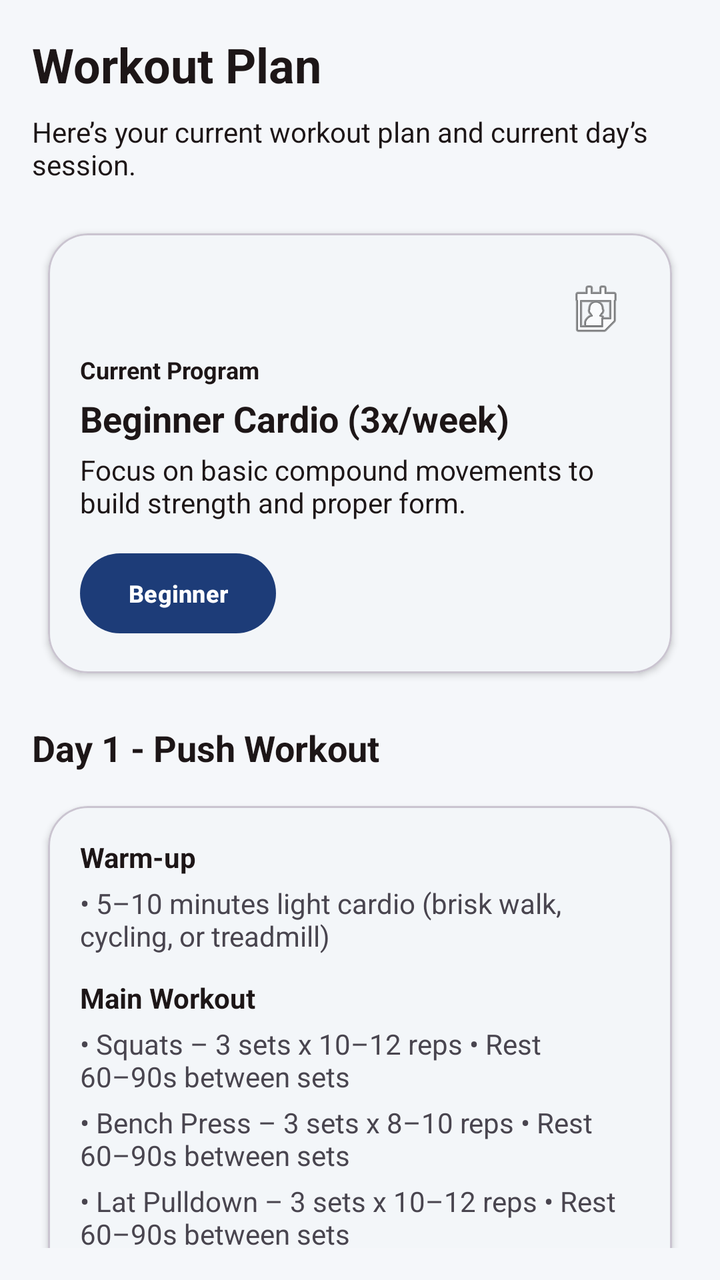
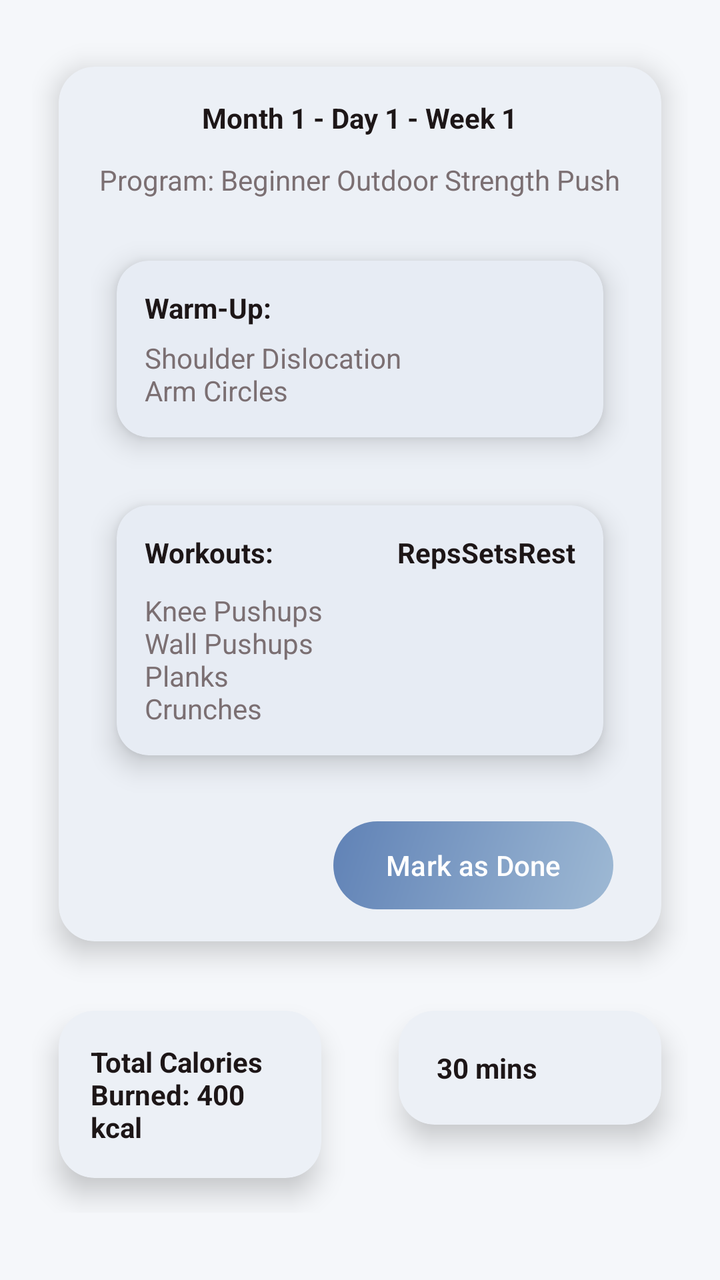

Two renders of the same Android screen: before a commit and after it. Below are the layout's source before the change and the commit's diff.
<!-- AndroidManifest.xml: application theme Theme.FlexiFitApp -->
<!-- res/layout/fragment_workout.xml -->
<?xml version="1.0" encoding="utf-8"?>
<androidx.core.widget.NestedScrollView xmlns:android="http://schemas.android.com/apk/res/android"
    xmlns:app="http://schemas.android.com/apk/res-auto"
    android:layout_width="match_parent"
    android:layout_height="match_parent"
    android:fillViewport="true"
    android:padding="16dp">

    <LinearLayout
        android:layout_width="match_parent"
        android:layout_height="wrap_content"
        android:orientation="vertical">

        
        <TextView
            android:id="@+id/tv_my_workout_title"
            android:layout_width="wrap_content"
            android:layout_height="wrap_content"
            android:text="Workout Plan"
            android:textSize="24sp"
            android:textStyle="bold"
            android:textColor="@color/textPrimary"
            android:paddingBottom="8dp" />

        <TextView
            android:id="@+id/tv_my_workout_subtitle"
            android:layout_width="wrap_content"
            android:layout_height="wrap_content"
            android:text="Here’s your current workout plan and current day’s session."
            android:textSize="14sp"
            android:textColor="@color/textPrimary"
            android:paddingBottom="16dp" />

        

        
        <com.google.android.material.card.MaterialCardView
            android:id="@+id/card_current_program"
            android:layout_width="match_parent"
            android:layout_height="wrap_content"
            android:layout_marginBottom="16dp"
            app:cardCornerRadius="20dp"
            app:cardUseCompatPadding="true"
            app:cardElevation="2dp">

            <LinearLayout
                android:layout_width="match_parent"
                android:layout_height="wrap_content"
                android:orientation="vertical"
                android:padding="16dp">

                <ImageButton
                    android:id="@+id/btnOpenCalendar"
                    android:layout_width="44dp"
                    android:layout_height="44dp"
                    android:layout_gravity="end"
                    android:background="@android:color/transparent"
                    android:contentDescription="Open Calendar"
                    android:src="@android:drawable/ic_menu_my_calendar"
                    app:layout_constraintEnd_toEndOf="parent"
                    app:layout_constraintTop_toTopOf="parent" />

                <TextView
                    android:id="@+id/tv_current_program_label"
                    android:layout_width="wrap_content"
                    android:layout_height="wrap_content"
                    android:text="Current Program"
                    android:textSize="12sp"
                    android:textStyle="bold"
                    android:textColor="@color/textPrimary" />

                <TextView
                    android:id="@+id/tv_current_program_name"
                    android:layout_width="wrap_content"
                    android:layout_height="wrap_content"
                    android:text="Beginner Cardio (3x/week)"
                    android:textSize="18sp"
                    android:textStyle="bold"
                    android:textColor="@color/textPrimary"
                    android:paddingTop="4dp"
                    android:paddingBottom="4dp" />

                <TextView
                    android:id="@+id/tv_current_program_details"
                    android:layout_width="match_parent"
                    android:layout_height="wrap_content"
                    android:text="Focus on basic compound movements to build strength and proper form."
                    android:textSize="14sp"
                    android:textColor="@color/textPrimary" />

                <com.google.android.material.button.MaterialButton
                    android:id="@+id/tv_current_program_level"
                    android:layout_width="wrap_content"
                    android:layout_height="wrap_content"
                    android:layout_marginTop="12dp"
                    android:text="Beginner"
                    android:textSize="12sp"
                    android:textStyle="bold"
                    android:textColor="@android:color/white"
                    android:paddingStart="24dp"
                    android:paddingEnd="24dp"
                    android:paddingTop="6dp"
                    android:paddingBottom="6dp"
                    app:cornerRadius="50dp"
                    app:backgroundTint="#1D3C78"
                    app:iconGravity="textStart"
                    android:elevation="0dp"/>

            </LinearLayout>

        </com.google.android.material.card.MaterialCardView>

        
        <TextView
            android:id="@+id/tv_today_title"
            android:layout_width="wrap_content"
            android:layout_height="wrap_content"
            android:text="Day 1 - Push Workout"
            android:textSize="18sp"
            android:textStyle="bold"
            android:textColor="@color/textPrimary"
            android:paddingBottom="8dp" />

        <com.google.android.material.card.MaterialCardView
            android:id="@+id/card_today_workout"
            android:layout_width="match_parent"
            android:layout_height="wrap_content"
            android:layout_marginBottom="16dp"
            app:cardCornerRadius="20dp"
            app:cardUseCompatPadding="true"
            app:cardElevation="2dp">

            <LinearLayout
                android:layout_width="match_parent"
                android:layout_height="wrap_content"
                android:orientation="vertical"
                android:padding="16dp">

                
                <TextView
                    android:layout_width="wrap_content"
                    android:layout_height="wrap_content"
                    android:text="Warm-up"
                    android:textSize="14sp"
                    android:textStyle="bold"
                    android:textColor="@color/textPrimary"
                    android:paddingBottom="4dp" />

                <TextView
                    android:layout_width="match_parent"
                    android:layout_height="wrap_content"
                    android:text="• 5–10 minutes light cardio (brisk walk, cycling, or treadmill)"
                    android:textSize="14sp"
                    android:paddingBottom="12dp" />

                

                <TextView
                    android:layout_width="wrap_content"
                    android:layout_height="wrap_content"
                    android:text="Main Workout"
                    android:textSize="14sp"
                    android:textStyle="bold"
                    android:textColor="@color/textPrimary"
                    android:paddingBottom="4dp" />

                <TextView
                    android:layout_width="match_parent"
                    android:layout_height="wrap_content"
                    android:text="• Squats – 3 sets x 10–12 reps • Rest 60–90s between sets"
                    android:textSize="14sp"
                    android:paddingBottom="4dp" />

                <TextView
                    android:layout_width="match_parent"
                    android:layout_height="wrap_content"
                    android:text="• Bench Press – 3 sets x 8–10 reps • Rest 60–90s between sets"
                    android:textSize="14sp"
                    android:paddingBottom="4dp" />

                <TextView
                    android:layout_width="match_parent"
                    android:layout_height="wrap_content"
                    android:text="• Lat Pulldown – 3 sets x 10–12 reps • Rest 60–90s between sets"
                    android:textSize="14sp"
                    android:paddingBottom="4dp" />


            </LinearLayout>

        </com.google.android.material.card.MaterialCardView>



    </LinearLayout>

</androidx.core.widget.NestedScrollView>
<!-- resources referenced by this layout -->
<resources>
  <color name="textPrimary">#1d1617 </color>
  <style name="Theme.FlexiFitApp" parent="Base.Theme.FlexiFitApp">
          
          <item name="navigationViewStyle">@style/Widget.FlexiFit.NavigationView</item>
      </style>
  <style name="Base.Theme.FlexiFitApp" parent="Theme.Material3.Light.NoActionBar">
  
          
          <item name="colorPrimary">#6082B6 </item>
          <item name="colorPrimaryContainer">#6082B6</item>
          <item name="colorSecondary">#6093b6</item>
          <item name="colorSecondaryContainer">#6093b6</item>
  
          
          <item name="android:colorBackground">#F5F7FA</item>
          <item name="colorSurface">#FFFFFF</item>
  
          
          <item name="colorOnPrimary">#FFFFFF</item>
          <item name="colorOnSecondary">#FFFFFF</item>
          <item name="colorOnSurface">#1A1A1A</item>
  
          
          <item name="android:statusBarColor" tools:targetApi="l">#6082B6</item>
  
          
          <item name="android:navigationBarColor" tools:targetApi="l">#6082B6</item>
  
      </style>
  <style name="Widget.FlexiFit.NavigationView" parent="Widget.Material3.NavigationView">
          
          <item name="android:background">@color/drawer_bg</item>
  
          
          <item name="itemTextColor">@color/nav_item_text_color</item>
          <item name="itemIconTint">@color/nav_item_icon_tint</item>
  
          
          <item name="itemBackground">@drawable/nav_item_background</item>
      </style>
  <color name="drawer_bg">#FFFFFF</color>
  <!-- drawable nav_item_background (drawable) -->
  <?xml version="1.0" encoding="utf-8"?>
  <selector xmlns:android="http://schemas.android.com/apk/res/android">
      
      <item android:state_checked="true" android:drawable="@drawable/nav_item_bg_selected" />
      
      <item android:drawable="@android:color/transparent" />
  </selector>
  <!-- drawable nav_item_bg_selected (drawable) -->
  <?xml version="1.0" encoding="utf-8"?>
  <shape xmlns:android="http://schemas.android.com/apk/res/android"
      android:shape="rectangle">
  
      <solid android:color="@color/nav_item_active_bg" />
  
      
      <corners android:radius="24dp" />
  
  </shape>
  <color name="nav_item_active_bg">@color/colorPrimary</color>
  <color name="colorPrimary">#6082B6</color>
</resources>

<!-- the commit's change to res/layout/fragment_workout.xml (unified diff, before → after) -->
@@ -1,9 +1,9 @@
 <?xml version="1.0" encoding="utf-8"?>
-<androidx.core.widget.NestedScrollView xmlns:android="http://schemas.android.com/apk/res/android"
+<androidx.core.widget.NestedScrollView
+    xmlns:android="http://schemas.android.com/apk/res/android"
     xmlns:app="http://schemas.android.com/apk/res-auto"
     android:layout_width="match_parent"
     android:layout_height="match_parent"
-    android:fillViewport="true"
     android:padding="16dp">
 
     <LinearLayout
@@ -11,187 +11,189 @@
         android:layout_height="wrap_content"
         android:orientation="vertical">
 
-        
-        <TextView
-            android:id="@+id/tv_my_workout_title"
-            android:layout_width="wrap_content"
-            android:layout_height="wrap_content"
-            android:text="Workout Plan"
-            android:textSize="24sp"
-            android:textStyle="bold"
-            android:textColor="@color/textPrimary"
-            android:paddingBottom="8dp" />
-
-        <TextView
-            android:id="@+id/tv_my_workout_subtitle"
-            android:layout_width="wrap_content"
-            android:layout_height="wrap_content"
-            android:text="Here’s your current workout plan and current day’s session."
-            android:textSize="14sp"
-            android:textColor="@color/textPrimary"
-            android:paddingBottom="16dp" />
-
-        
-
-        
         <com.google.android.material.card.MaterialCardView
-            android:id="@+id/card_current_program"
             android:layout_width="match_parent"
             android:layout_height="wrap_content"
-            android:layout_marginBottom="16dp"
-            app:cardCornerRadius="20dp"
+            app:cardCornerRadius="18dp"
             app:cardUseCompatPadding="true"
-            app:cardElevation="2dp">
+            app:cardElevation="8dp"
+            app:strokeWidth="0dp"
+            app:strokeColor="@android:color/black">
 
             <LinearLayout
                 android:layout_width="match_parent"
                 android:layout_height="wrap_content"
-                android:orientation="vertical"
-                android:padding="16dp">
-
-                <ImageButton
-                    android:id="@+id/btnOpenCalendar"
-                    android:layout_width="44dp"
-                    android:layout_height="44dp"
-                    android:layout_gravity="end"
-                    android:background="@android:color/transparent"
-                    android:contentDescription="Open Calendar"
-                    android:src="@android:drawable/ic_menu_my_calendar"
-                    app:layout_constraintEnd_toEndOf="parent"
-                    app:layout_constraintTop_toTopOf="parent" />
+                android:padding="16dp"
+                android:orientation="vertical">
 
                 <TextView
-                    android:id="@+id/tv_current_program_label"
+                    android:id="@+id/txtDayTitle"
                     android:layout_width="wrap_content"
                     android:layout_height="wrap_content"
-                    android:text="Current Program"
-                    android:textSize="12sp"
+                    android:text="Month 1 - Day 1 - Week 1"
                     android:textStyle="bold"
-                    android:textColor="@color/textPrimary" />
+                    android:textColor="@color/textPrimary"
+                    android:textSize="14sp"
+                    android:layout_gravity="center_horizontal"/>
 
                 <TextView
-                    android:id="@+id/tv_current_program_name"
+                    android:id="@+id/txtProgramName"
                     android:layout_width="wrap_content"
                     android:layout_height="wrap_content"
-                    android:text="Beginner Cardio (3x/week)"
-                    android:textSize="18sp"
-                    android:textStyle="bold"
-                    android:textColor="@color/textPrimary"
-                    android:paddingTop="4dp"
-                    android:paddingBottom="4dp" />
+                    android:layout_gravity="center"
+                    android:layout_marginTop="12dp"
+                    android:text="Program: Beginner Outdoor Strength Push"
+                    android:textColor="@color/textSecondary"/>
+
+                <com.google.android.material.card.MaterialCardView
+                    android:layout_width="match_parent"
+                    android:layout_height="wrap_content"
+                    android:layout_marginTop="14dp"
+                    app:cardCornerRadius="16dp"
+                    app:cardUseCompatPadding="true"
+                    app:cardElevation="8dp"
+                    app:strokeWidth="0dp"
+                    app:strokeColor="@android:color/black">
+
+                    <LinearLayout
+                        android:layout_width="match_parent"
+                        android:layout_height="wrap_content"
+                        android:padding="14dp"
+                        android:orientation="vertical">
+
+                        <TextView
+                            android:layout_width="wrap_content"
+                            android:layout_height="wrap_content"
+                            android:textColor="@color/textPrimary"
+                            android:text="Warm-Up:"
+                            android:textStyle="bold"/>
+
+                        <TextView
+                            android:layout_width="wrap_content"
+                            android:layout_height="wrap_content"
+                            android:textColor="@color/textSecondary"
+                            android:layout_marginTop="6dp"
+                            android:text="Shoulder Dislocation&#10;Arm Circles"/>
+                    </LinearLayout>
+                </com.google.android.material.card.MaterialCardView>
+
+                <com.google.android.material.card.MaterialCardView
+                    android:layout_width="match_parent"
+                    android:layout_height="match_parent"
+                    app:cardCornerRadius="16dp"
+                    app:strokeWidth="0dp"
+                    app:cardUseCompatPadding="true"
+                    app:cardElevation="8dp">
+
+                    <LinearLayout
+                        android:layout_width="match_parent"
+                        android:layout_height="wrap_content"
+                        android:padding="14dp"
+                        android:orientation="vertical">
+
+                        <LinearLayout
+                            android:layout_width="match_parent"
+                            android:layout_height="wrap_content"
+                            android:orientation="horizontal">
+
+                            <TextView
+                                android:layout_width="0dp"
+                                android:layout_height="wrap_content"
+                                android:textColor="@color/textPrimary"
+                                android:layout_weight="1"
+                                android:text="Workouts:"
+                                android:textStyle="bold"/>
+
+                            <TextView
+                                android:layout_width="wrap_content"
+                                android:layout_height="wrap_content"
+                                android:textColor="@color/textPrimary"
+                                android:text="Reps"
+                                android:textStyle="bold"/>
+
+                            <TextView
+                                android:layout_width="wrap_content"
+                                android:layout_height="wrap_content"
+                                android:textColor="@color/textPrimary"
+                                android:text="Sets"
+                                android:textStyle="bold"/>
+                            <TextView
+                                android:layout_width="wrap_content"
+                                android:layout_height="wrap_content"
+                                android:textColor="@color/textPrimary"
+                                android:text="Rest"
+                                android:textStyle="bold"/>
+                        </LinearLayout>
+
+                        
+                        <TextView
+                            android:layout_width="match_parent"
+                            android:layout_height="wrap_content"
+                            android:textColor="@color/textSecondary"
+                            android:layout_marginTop="10dp"
+                            android:text="Knee Pushups     &#10;Wall Pushups    &#10;Planks            &#10;Crunches       "/>
+                    </LinearLayout>
+                </com.google.android.material.card.MaterialCardView>
+
+                <com.google.android.material.button.MaterialButton
+                    android:id="@+id/btnDone"
+                    android:layout_width="140dp"
+                    android:layout_height="44dp"
+                    android:layout_marginTop="16dp"
+                    android:layout_marginEnd="8dp"
+                    android:layout_gravity="end"
+                    app:backgroundTint="@null"
+                    android:text="Mark as Done"
+                    android:background="@drawable/btn_gradient"
+                    app:cornerRadius="16dp"
+                    app:strokeWidth="0dp"/>
+            </LinearLayout>
+        </com.google.android.material.card.MaterialCardView>
+
+        <LinearLayout
+            android:layout_width="match_parent"
+            android:layout_height="wrap_content"
+            android:orientation="horizontal">
+
+            <com.google.android.material.card.MaterialCardView
+                android:layout_width="0dp"
+                android:layout_height="wrap_content"
+                android:layout_weight="1"
+                android:layout_marginEnd="12dp"
+                app:cardCornerRadius="18dp"
+                app:strokeWidth="0dp"
+                app:cardUseCompatPadding="true"
+                app:cardElevation="8dp">
 
                 <TextView
-                    android:id="@+id/tv_current_program_details"
+                    android:id="@+id/txtTotalBurned"
                     android:layout_width="match_parent"
                     android:layout_height="wrap_content"
-                    android:text="Focus on basic compound movements to build strength and proper form."
-                    android:textSize="14sp"
-                    android:textColor="@color/textPrimary" />
+                    android:padding="16dp"
+                    android:textColor="@color/textPrimary"
+                    android:text="Total Calories Burned: 400 kcal"
+                    android:textStyle="bold"/>
+            </com.google.android.material.card.MaterialCardView>
 
-                <com.google.android.material.button.MaterialButton
-                    android:id="@+id/tv_current_program_level"
-                    android:layout_width="wrap_content"
-                    android:layout_height="wrap_content"
-                    android:layout_marginTop="12dp"
-                    android:text="Beginner"
-                    android:textSize="12sp"
-                    android:textStyle="bold"
-                    android:textColor="@android:color/white"
-                    android:paddingStart="24dp"
-                    android:paddingEnd="24dp"
-                    android:paddingTop="6dp"
-                    android:paddingBottom="6dp"
-                    app:cornerRadius="50dp"
-                    app:backgroundTint="#1D3C78"
-                    app:iconGravity="textStart"
-                    android:elevation="0dp"/>
-
-            </LinearLayout>
-
-        </com.google.android.material.card.MaterialCardView>
-
-        
-        <TextView
-            android:id="@+id/tv_today_title"
-            android:layout_width="wrap_content"
-            android:layout_height="wrap_content"
-            android:text="Day 1 - Push Workout"
-            android:textSize="18sp"
-            android:textStyle="bold"
-            android:textColor="@color/textPrimary"
-            android:paddingBottom="8dp" />
-
-        <com.google.android.material.card.MaterialCardView
-            android:id="@+id/card_today_workout"
-            android:layout_width="match_parent"
-            android:layout_height="wrap_content"
-            android:layout_marginBottom="16dp"
-            app:cardCornerRadius="20dp"
-            app:cardUseCompatPadding="true"
-            app:cardElevation="2dp">
-
-            <LinearLayout
-                android:layout_width="match_parent"
+            <com.google.android.material.card.MaterialCardView
+                android:layout_width="0dp"
                 android:layout_height="wrap_content"
-                android:orientation="vertical"
-                android:padding="16dp">
-
-                
-                <TextView
-                    android:layout_width="wrap_content"
-                    android:layout_height="wrap_content"
-                    android:text="Warm-up"
-                    android:textSize="14sp"
-                    android:textStyle="bold"
-                    android:textColor="@color/textPrimary"
-                    android:paddingBottom="4dp" />
+                android:layout_weight="1"
+                app:cardCornerRadius="18dp"
+                app:cardUseCompatPadding="true"
+                app:cardElevation="8dp"
+                app:strokeWidth="0dp">
 
                 <TextView
+                    android:id="@+id/txtDuration"
                     android:layout_width="match_parent"
                     android:layout_height="wrap_content"
-                    android:text="• 5–10 minutes light cardio (brisk walk, cycling, or treadmill)"
-                    android:textSize="14sp"
-                    android:paddingBottom="12dp" />
-
-                
-
-                <TextView
-                    android:layout_width="wrap_content"
-                    android:layout_height="wrap_content"
-                    android:text="Main Workout"
-                    android:textSize="14sp"
-                    android:textStyle="bold"
+                    android:padding="19dp"
                     android:textColor="@color/textPrimary"
-                    android:paddingBottom="4dp" />
-
-                <TextView
-                    android:layout_width="match_parent"
-                    android:layout_height="wrap_content"
-                    android:text="• Squats – 3 sets x 10–12 reps • Rest 60–90s between sets"
-                    android:textSize="14sp"
-                    android:paddingBottom="4dp" />
-
-                <TextView
-                    android:layout_width="match_parent"
-                    android:layout_height="wrap_content"
-                    android:text="• Bench Press – 3 sets x 8–10 reps • Rest 60–90s between sets"
-                    android:textSize="14sp"
-                    android:paddingBottom="4dp" />
-
-                <TextView
-                    android:layout_width="match_parent"
-                    android:layout_height="wrap_content"
-                    android:text="• Lat Pulldown – 3 sets x 10–12 reps • Rest 60–90s between sets"
-                    android:textSize="14sp"
-                    android:paddingBottom="4dp" />
-
-
-            </LinearLayout>
-
-        </com.google.android.material.card.MaterialCardView>
-
-
+                    android:text="30 mins"
+                    android:textStyle="bold"/>
+            </com.google.android.material.card.MaterialCardView>
+        </LinearLayout>
 
     </LinearLayout>
-
 </androidx.core.widget.NestedScrollView>
<!-- resource entries referenced after the edit -->
@@ -1,10 +1,24 @@
 <!-- resources referenced by this layout -->
 <resources>
   <color name="textPrimary">#1d1617 </color>
+  <color name="textSecondary">#7b6f72 </color>
+  <!-- drawable btn_gradient (drawable) -->
+  <?xml version="1.0" encoding="utf-8"?>
+  <shape xmlns:android="http://schemas.android.com/apk/res/android">
+      <gradient
+          android:startColor="@color/gradientStart"
+          android:endColor="@color/gradientEnd"
+          android:angle="315"
+          android:type="linear" />
+  
+      <corners android:radius="24dp" />
+  </shape>
   <style name="Theme.FlexiFitApp" parent="Base.Theme.FlexiFitApp">
           
           <item name="navigationViewStyle">@style/Widget.FlexiFit.NavigationView</item>
       </style>
+  <color name="gradientStart">#6082B6</color>
+  <color name="gradientEnd">#9eb9d4   </color>
   <style name="Base.Theme.FlexiFitApp" parent="Theme.Material3.Light.NoActionBar">
   
           
